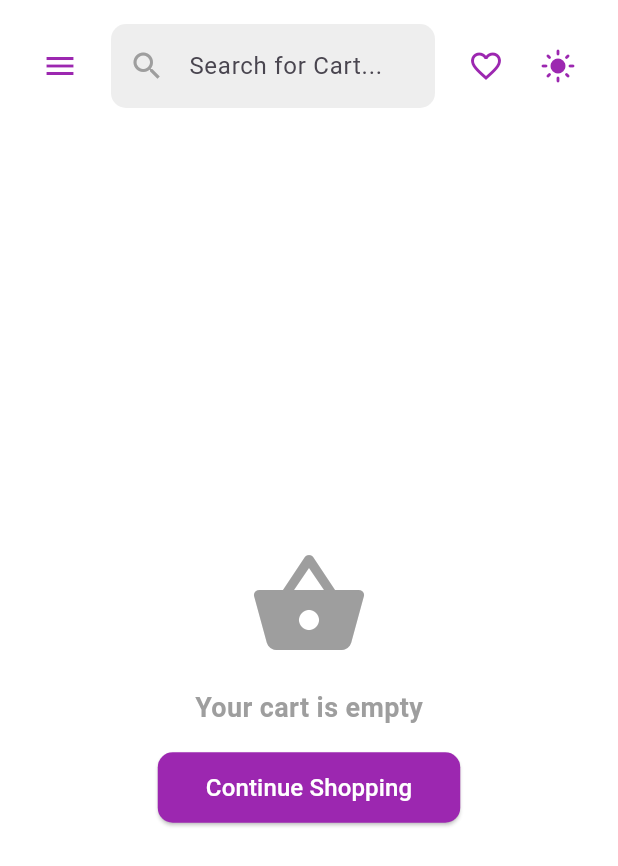
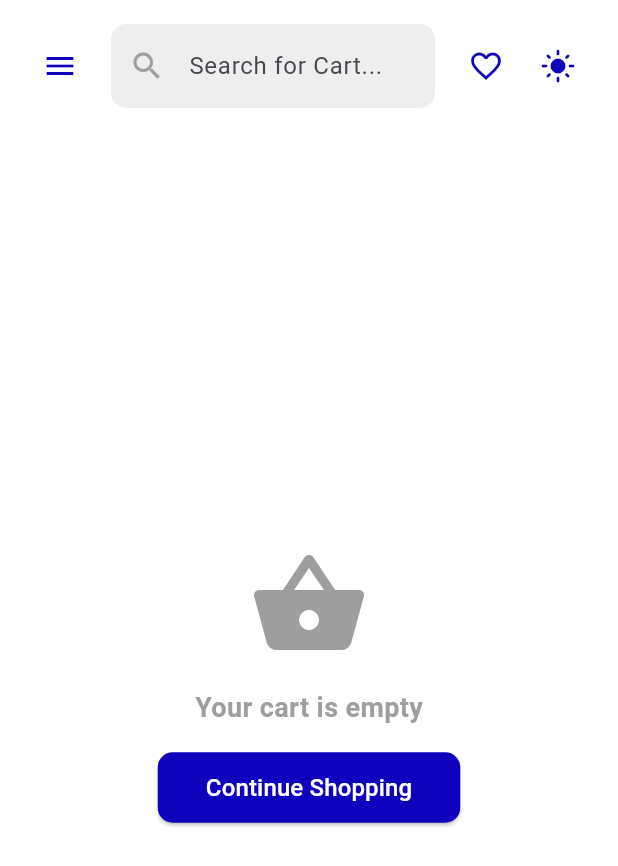
Before and after one commit to Sherazo-grimreaper/POS-, a Flutter app: the BaseNavigation screen opened directly, scrolled down 551 dp, after a tap on the "shopping cart" icon, on a phone screen of 412 x 824 dp. Shown: the top 866 px of the screen. Run offline on Flutter 3.47's test engine with Material 3 defaults, Android fonts, the light colour scheme and no system bars; our stand-ins replace animated_bottom_navigation_bar, badges, carousel_slider, firebase_auth, firebase_core, flutter_svg and 1 more; accounts and stored records are empty.

Commit message:
Updated theme colors

```diff
--- a/lib/Header.dart
+++ b/lib/Header.dart
@@ -1,4 +1,6 @@
 import 'package:flutter/material.dart';
+
+import 'utils/app-constant.dart';
 
 class CustomHeader extends StatelessWidget {
   final String title;
@@ -25,7 +27,7 @@ class CustomHeader extends StatelessWidget {
         children: [
           // Menu Icon to open Drawer
           IconButton(
-            icon: Icon(Icons.menu, color: Colors.purple),
+            icon: Icon(Icons.menu, color: AppConstant.appMainColor),
             onPressed: () {
               Scaffold.of(context).openDrawer();
             },
@@ -52,7 +54,7 @@ class CustomHeader extends StatelessWidget {
 
           // Favorite Button
           IconButton(
-            icon: Icon(Icons.favorite_border, color: Colors.purple),
+            icon: Icon(Icons.favorite_border, color: AppConstant.appMainColor),
             onPressed: onFavoritePressed,
           ),
 
@@ -60,7 +62,7 @@ class CustomHeader extends StatelessWidget {
           IconButton(
             icon: Icon(
               isDarkMode ? Icons.dark_mode : Icons.light_mode,
-              color: Colors.purple,
+              color: AppConstant.appMainColor,
             ),
             onPressed: onDarkModeToggled,
           ),
--- a/lib/Home.dart
+++ b/lib/Home.dart
@@ -3,6 +3,7 @@ import 'package:carousel_slider/carousel_slider.dart';
 import 'Header.dart';
 import 'Drawer.dart';
 import 'SingleProduct.dart';
+import 'utils/app-constant.dart';
 
 class HomePage extends StatelessWidget {
   final Function(Map<String, dynamic>) onAddToCart;
@@ -61,7 +62,7 @@ class HomePage extends StatelessWidget {
                   style: TextStyle(
                     fontSize: 18,
                     fontWeight: FontWeight.bold,
-                    color: Colors.purple,
+                    color: AppConstant.appMainColor,
                   ),
                 ),
               ),
@@ -77,7 +78,7 @@ class HomePage extends StatelessWidget {
                   style: TextStyle(
                     fontSize: 18,
                     fontWeight: FontWeight.bold,
-                    color: Colors.purple,
+                    color: AppConstant.appMainColor,
                   ),
                 ),
               ),
@@ -111,9 +112,9 @@ class HomePage extends StatelessWidget {
             width: 100, // Ensure consistent width for items
             margin: const EdgeInsets.symmetric(horizontal: 5.0),
             decoration: BoxDecoration(
-              color: Colors.purple.withOpacity(0.1),
+              color: AppConstant.appMainColor.withOpacity(0.1),
               borderRadius: BorderRadius.circular(10),
-              border: Border.all(color: Colors.purple),
+              border: Border.all(color: AppConstant.appMainColor),
             ),
             padding: const EdgeInsets.all(8.0),
             child: Column(
@@ -121,8 +122,8 @@ class HomePage extends StatelessWidget {
               children: [
                 CircleAvatar(
                   radius: 30,
-                  backgroundColor: Colors.purple.withOpacity(0.2),
-                  child: Icon(Icons.category, color: Colors.purple),
+                  backgroundColor: AppConstant.appMainColor.withOpacity(0.2),
+                  child: Icon(Icons.category, color: AppConstant.appMainColor),
                 ),
                 SizedBox(height: 8),
                 Flexible(
@@ -132,7 +133,7 @@ class HomePage extends StatelessWidget {
                     style: TextStyle(
                       fontSize: 14,
                       fontWeight: FontWeight.bold,
-                      color: Colors.purple,
+                      color: AppConstant.appMainColor,
                     ),
                   ),
                 ),
@@ -229,7 +230,7 @@ class HomePage extends StatelessWidget {
                     price,
                     style: TextStyle(
                       fontWeight: FontWeight.bold,
-                      color: Colors.purple,
+                      color: AppConstant.appMainColor,
                     ),
                   ),
                 ],
--- a/lib/base_navigation.dart
+++ b/lib/base_navigation.dart
@@ -5,6 +5,8 @@ import 'cartPage.dart';
 import 'ProductScreen.dart';
 import 'Home.dart';
 import 'package:animated_bottom_navigation_bar/animated_bottom_navigation_bar.dart';
+
+import 'utils/app-constant.dart';
 
 class BaseNavigation extends StatefulWidget {
   @override
@@ -74,7 +76,7 @@ class _BaseNavigationState extends State<BaseNavigation> {
         ),
         showBadge: cartCount > 0,
         child: FloatingActionButton(
-          backgroundColor: Colors.purple,
+          backgroundColor: AppConstant.appMainColor,
           onPressed: _navigateToCart,
           child: Icon(Icons.shopping_cart, color: Colors.white),
         ),
@@ -84,7 +86,7 @@ class _BaseNavigationState extends State<BaseNavigation> {
         icons: _iconList,
         activeIndex: _selectedIndex,
         gapLocation: GapLocation.end,
-        activeColor: Colors.purple,
+        activeColor: AppConstant.appMainColor,
         inactiveColor: Colors.grey,
         notchSmoothness: NotchSmoothness.softEdge,
         onTap: _onItemTapped,
--- a/lib/utils/app-constant.dart
+++ b/lib/utils/app-constant.dart
@@ -5,7 +5,7 @@ import 'package:flutter/material.dart';
 class AppConstant {
   static String appMainName = 'Sherazo';
   static String appPoweredBy = 'Powered By Sherazo';
-  static const appMainColor = Color.fromARGB(255, 17, 0, 255);
+  static const appMainColor = Color.fromARGB(255, 15, 2, 188);
   static const appSecondaryColor = Color.fromARGB(255, 1, 36, 86);
   static const appTextColor = Color.fromARGB(255, 255, 255, 255);
   static const appStatusBarColor = Color.fromARGB(255, 255, 255, 255);
```
Also changed, not shown: lib/Drawer.dart (+41 -29 lines), lib/Login.dart (+8 -8 lines), lib/Onboardingone.dart (+5 -4 lines), lib/ProductScreen.dart (+4 -3 lines), lib/Signup.dart (+6 -4 lines), lib/SingleProduct.dart (+5 -3 lines), lib/cartPage.dart (+7 -6 lines), lib/profile.dart (+9 -7 lines), lib/splashscreen.dart (+4 -3 lines).
